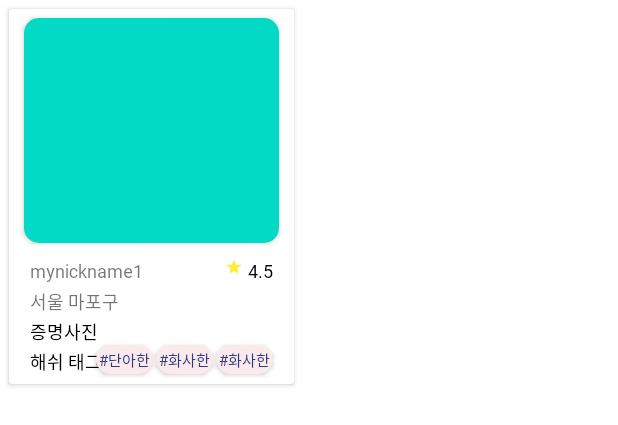
After one commit to 2taezeat/Final_Photographer_Matching, an Android app: the layout home_cardview.xml on its own in the app's theme, with its tools: preview values and no code run, on a phone screen of 412 x 824 dp. The commit adds this screen. Shown: the top 425 px of the screen. Run offline under Robolectric (Android 15) with nearby library versions, the phone set to English and light mode, and no system bars.

Commit message:
Feat : HomeRecommendAdapter.kt 개발

```diff
--- /dev/null
+++ b/app/src/main/res/layout/home_cardview.xml
@@ -0,0 +1,212 @@
+<?xml version="1.0" encoding="utf-8"?>
+<layout
+    xmlns:android="http://schemas.android.com/apk/res/android"
+    xmlns:app="http://schemas.android.com/apk/res-auto">
+
+    <androidx.cardview.widget.CardView
+        android:layout_width="190dp"
+        android:layout_height="250dp"
+        android:id="@+id/home_cardViewMain"
+        app:contentPadding="4dp"
+        android:layout_margin="6dp"
+        android:foreground="?selectableItemBackground"
+        android:clickable="true">
+
+        <androidx.constraintlayout.widget.ConstraintLayout
+            android:id="@+id/cardViewCL"
+            android:layout_width="match_parent"
+            android:layout_height="match_parent">
+
+
+            <androidx.cardview.widget.CardView
+                android:layout_width="170dp"
+                android:layout_height="150dp"
+                app:layout_constraintStart_toStartOf="parent"
+                app:layout_constraintEnd_toEndOf="parent"
+                app:layout_constraintTop_toTopOf="parent"
+                android:layout_marginTop="2dp"
+                app:cardCornerRadius="10dp"
+                >
+
+                <ImageView
+                    android:id="@+id/home_card_imageview"
+                    android:layout_width="match_parent"
+                    android:layout_height="match_parent"
+                    android:background="@color/teal_200"
+                    />
+
+
+            </androidx.cardview.widget.CardView>
+
+
+            <androidx.constraintlayout.widget.ConstraintLayout
+                android:layout_width="match_parent"
+                android:layout_height="80dp"
+                app:layout_constraintBottom_toBottomOf="parent"
+                >
+
+                <TextView
+                    android:id="@+id/home_card_nickname_text"
+                    android:layout_width="wrap_content"
+                    android:layout_height="wrap_content"
+                    android:fontFamily="@font/dohyeon_regular"
+                    android:text="mynickname1"
+                    app:layout_constraintStart_toStartOf="parent"
+                    app:layout_constraintTop_toTopOf="parent"
+                    android:layout_marginStart="10dp"
+                    android:textSize="12sp"
+                    >
+                </TextView>
+
+                <TextView
+                    android:id="@+id/home_card_star_text"
+                    android:layout_width="wrap_content"
+                    android:layout_height="wrap_content"
+                    android:fontFamily="@font/dohyeon_regular"
+                    android:text="4.5"
+                    android:textSize="12sp"
+                    android:textColor="@color/black"
+                    app:layout_constraintEnd_toEndOf="parent"
+                    app:layout_constraintTop_toTopOf="parent"
+                    android:layout_marginEnd="10dp"
+                    >
+                </TextView>
+
+                <ImageView
+                    android:layout_width="12dp"
+                    android:layout_height="12dp"
+                    android:src="@drawable/ic_baseline_star_24"
+                    app:layout_constraintTop_toTopOf="parent"
+                    app:layout_constraintEnd_toEndOf="parent"
+                    android:layout_marginEnd="30dp"
+                    app:tint="#FFEB3B"
+                    >
+
+                </ImageView>
+
+                <TextView
+                    android:id="@+id/home_card_location_text"
+                    android:layout_width="wrap_content"
+                    android:layout_height="wrap_content"
+                    android:fontFamily="@font/dohyeon_regular"
+                    android:text="@string/location_sample_1"
+                    app:layout_constraintStart_toStartOf="parent"
+                    app:layout_constraintTop_toTopOf="parent"
+                    android:layout_marginStart="10dp"
+                    android:layout_marginTop="20dp"
+                    android:textSize="12sp"
+
+                    >
+                </TextView>
+
+
+
+                <TextView
+                    android:id="@+id/home_card_kind_text"
+                    android:layout_width="wrap_content"
+                    android:layout_height="wrap_content"
+                    android:fontFamily="@font/dohyeon_regular"
+                    android:text="@string/identification_picture"
+                    app:layout_constraintStart_toStartOf="parent"
+                    app:layout_constraintTop_toTopOf="parent"
+                    android:layout_marginStart="10dp"
+                    android:textColor="@color/black"
+                    android:layout_marginTop="40dp"
+                    android:textSize="12sp"
+                    >
+                </TextView>
+
+                <TextView
+                    android:id="@+id/home_card_hashtag_text"
+                    android:layout_width="wrap_content"
+                    android:layout_height="wrap_content"
+                    android:fontFamily="@font/dohyeon_regular"
+                    android:text="@string/hash_tag"
+                    app:layout_constraintStart_toStartOf="parent"
+                    app:layout_constraintTop_toTopOf="parent"
+                    android:layout_marginStart="10dp"
+                    android:layout_marginTop="60dp"
+                    android:textSize="12sp"
+                    android:textColor="@color/black"
+                    >
+                </TextView>
+
+                <androidx.cardview.widget.CardView
+                    android:layout_width="wrap_content"
+                    android:layout_height="wrap_content"
+                    app:cardCornerRadius="20dp"
+                    app:contentPadding="2dp"
+                    android:backgroundTint="@color/pink"
+                    android:foreground="?selectableItemBackground"
+                    android:layout_marginStart="54dp"
+                    android:layout_marginTop="58dp"
+                    app:layout_constraintStart_toStartOf="parent"
+                    app:layout_constraintTop_toTopOf="parent"
+                    >
+                    <TextView
+                        android:layout_width="wrap_content"
+                        android:layout_height="wrap_content"
+                        android:text="#단아한"
+                        android:textColor="@color/main_color"
+                        android:textSize="10sp"
+                        android:fontFamily="@font/dohyeon_regular"
+                        >
+                    </TextView>
+                </androidx.cardview.widget.CardView>
+
+
+                <androidx.cardview.widget.CardView
+                    android:layout_width="wrap_content"
+                    android:layout_height="wrap_content"
+                    app:cardCornerRadius="20dp"
+                    app:contentPadding="2dp"
+                    android:backgroundTint="@color/pink"
+                    android:foreground="?selectableItemBackground"
+                    android:layout_marginStart="94dp"
+                    android:layout_marginTop="58dp"
+                    app:layout_constraintStart_toStartOf="parent"
+                    app:layout_constraintTop_toTopOf="parent"
+                    >
+                    <TextView
+                        android:layout_width="wrap_content"
+                        android:layout_height="wrap_content"
+                        android:text="#화사한"
+                        android:textColor="@color/main_color"
+                        android:textSize="10sp"
+                        android:fontFamily="@font/dohyeon_regular"
+                        >
+                    </TextView>
+                </androidx.cardview.widget.CardView>
+
+                <androidx.cardview.widget.CardView
+                    android:layout_width="wrap_content"
+                    android:layout_height="wrap_content"
+                    app:cardCornerRadius="20dp"
+                    app:contentPadding="2dp"
+                    android:backgroundTint="@color/pink"
+                    android:foreground="?selectableItemBackground"
+                    android:layout_marginStart="134dp"
+                    android:layout_marginTop="58dp"
+                    app:layout_constraintStart_toStartOf="parent"
+                    app:layout_constraintTop_toTopOf="parent"
+                    >
+                    <TextView
+                        android:layout_width="wrap_content"
+                        android:layout_height="wrap_content"
+                        android:text="#화사한"
+                        android:textColor="@color/main_color"
+                        android:textSize="10sp"
+                        android:fontFamily="@font/dohyeon_regular"
+                        >
+                    </TextView>
+                </androidx.cardview.widget.CardView>
+
+
+
+            </androidx.constraintlayout.widget.ConstraintLayout>
+
+
+        </androidx.constraintlayout.widget.ConstraintLayout>
+    </androidx.cardview.widget.CardView>
+
+</layout>
--- a/app/src/main/res/values/strings.xml
+++ b/app/src/main/res/values/strings.xml
@@ -21,8 +21,10 @@
     <string name="photo_kind">사진 종류별 둘러보기</string>
     <string name="whole">전체보기</string>
     <string name="scrap">스크랩</string>
-    <string name="profile_register">프로필 관리하기</string>
+    <string name="profile_register">포토폴리오 관리하기</string>
     <string name="my_picture_look">내 사진 모아보기</string>
+    <string name="location_sample_1">서울 마포구</string>
+    <string name="hash_tag">해쉬 태그</string>
 
 
 </resources>
```
Also changed, not shown: app/src/main/java/com/example/final_photographer_matching/view/adapter/HomeRecommendAdapter.kt (added, +45 -0 lines), app/src/main/java/com/example/final_photographer_matching/view/fragment/HomeFragment.kt (+18 -0 lines), app/src/main/res/drawable/ic_baseline_favorite_border_24.xml (added, +10 -0 lines), app/src/main/res/layout/fragment_home.xml (+55 -19 lines), app/src/main/res/layout/fragment_mypage.xml (+18 -8 lines).
